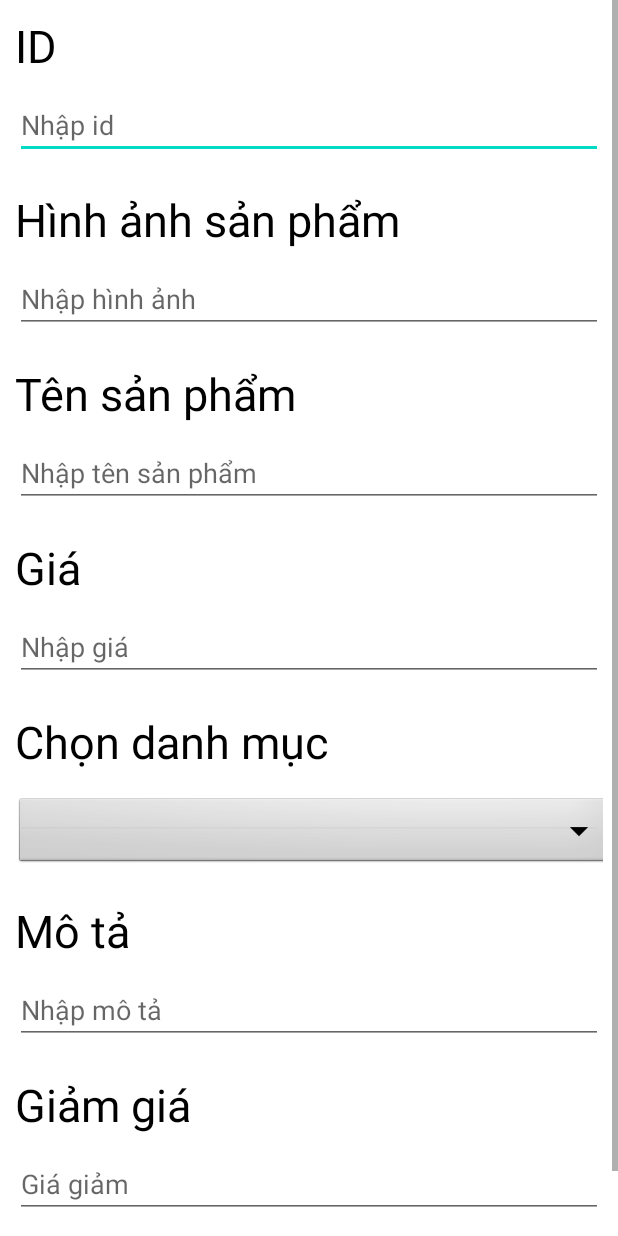
After one commit to phattq21it/DoAnCoSo3, an Android app: the layout fragment_edit_product.xml on its own in the app's theme, with its tools: preview values and no code run, on a phone screen of 412 x 824 dp. The commit adds this screen. Run offline under Robolectric (Android 15) with nearby library versions, the phone set to English and light mode, and no system bars.

Commit message:
Chức năng sửa sản phẩm chưa thành công

```diff
--- a/adminapp/src/main/java/com/example/adminapp/Adapter/ManageItemAdapter.java
+++ b/adminapp/src/main/java/com/example/adminapp/Adapter/ManageItemAdapter.java
@@ -13,9 +13,17 @@ import android.widget.TextView;
 import android.widget.Toast;
 
 import androidx.annotation.NonNull;
+import androidx.appcompat.app.AppCompatActivity;
+import androidx.fragment.app.Fragment;
+import androidx.fragment.app.FragmentManager;
+import androidx.fragment.app.FragmentTransaction;
 import androidx.recyclerview.widget.RecyclerView;
 
+import com.example.adminapp.AdminActivity;
 import com.example.adminapp.R;
+import com.example.adminapp.fragment.DetailsFragment;
+import com.example.adminapp.fragment.EditProductFragment;
+import com.example.adminapp.fragment.ManageItemFragment;
 import com.example.adminapp.model.Drink;
 import com.google.firebase.database.DataSnapshot;
 import com.google.firebase.database.DatabaseError;
@@ -23,6 +31,8 @@ import com.google.firebase.database.DatabaseReference;
 import com.google.firebase.database.FirebaseDatabase;
 import com.google.firebase.database.Query;
 import com.google.firebase.database.ValueEventListener;
+
+import org.checkerframework.checker.units.qual.A;
 
 import java.util.ArrayList;
 
@@ -109,6 +119,17 @@ public class ManageItemAdapter extends RecyclerView.Adapter<ManageItemAdapter.Ho
 
             }
         });
+        holder.imgEdit.setOnClickListener(new View.OnClickListener() {
+            @Override
+            public void onClick(View v) {
+                AppCompatActivity activity = (AppCompatActivity) v.getContext();
+                activity.getSupportFragmentManager().beginTransaction()
+//                        .replace(R.id.framlayoutman, new EditProductFragment(holder.txtDrink.getText().toString()))
+                        .replace(R.id.framlayoutman, new EditProductFragment())
+                        .addToBackStack(null).commit();
+
+            }
+        });
     }
 
     @Override
@@ -145,6 +166,7 @@ public class ManageItemAdapter extends RecyclerView.Adapter<ManageItemAdapter.Ho
         ImageView imgEdit,imgDelete;
         Button btnAddItem;
         RecyclerView recyclerView;
+
         public Holder(@NonNull View itemView) {
             super(itemView);
             btnAddItem= itemView.findViewById(R.id.btnAddItem);
@@ -155,4 +177,5 @@ public class ManageItemAdapter extends RecyclerView.Adapter<ManageItemAdapter.Ho
 
         }
     }
+
 }
--- a/adminapp/src/main/java/com/example/adminapp/AdminActivity.java
+++ b/adminapp/src/main/java/com/example/adminapp/AdminActivity.java
@@ -17,7 +17,7 @@ import com.example.adminapp.fragment.ManagerFragment;
 import com.example.adminapp.fragment.CategoriesFragment;
 import com.example.adminapp.fragment.HomeFragMent;
 
-public class AdminActivity extends AppCompatActivity {
+public class    AdminActivity extends AppCompatActivity {
 
 
     FrameLayout frameLayout;
--- a/adminapp/src/main/java/com/example/adminapp/fragment/ManageItemFragment.java
+++ b/adminapp/src/main/java/com/example/adminapp/fragment/ManageItemFragment.java
@@ -5,6 +5,8 @@ import android.os.Bundle;
 
 import androidx.annotation.NonNull;
 import androidx.fragment.app.Fragment;
+import androidx.fragment.app.FragmentManager;
+import androidx.fragment.app.FragmentTransaction;
 import androidx.recyclerview.widget.LinearLayoutManager;
 import androidx.recyclerview.widget.RecyclerView;
 
@@ -17,6 +19,7 @@ import android.widget.Toast;
 
 import com.example.adminapp.Adapter.ManageItemAdapter;
 import com.example.adminapp.Adapter.ManagerUserAdapter;
+import com.example.adminapp.AdminActivity;
 import com.example.adminapp.R;
 import com.example.adminapp.model.Drink;
 import com.example.adminapp.model.User;
@@ -34,10 +37,13 @@ import java.util.ArrayList;
  * create an instance of this fragment.
  */
 public class ManageItemFragment extends Fragment {
+    AdminActivity adminActivity= (AdminActivity) getActivity();
+
     DatabaseReference database;
     RecyclerView rcv;
     ManageItemAdapter manageItemAdapter;
     ArrayList<Drink> drinkArrayList;
+    ImageView btnEditProduct;
 
 
     // TODO: Rename parameter arguments, choose names that match
@@ -88,11 +94,14 @@ public class ManageItemFragment extends Fragment {
         View view = inflater.inflate(R.layout.fragment_manage_item, container, false);
         View view2 = inflater.inflate(R.layout.item_user_manager, container, false);
         rcv=view.findViewById(R.id.rcvitem);
+
         database= FirebaseDatabase.getInstance().getReference("Item");
         rcv.setLayoutManager(new LinearLayoutManager(getContext()));
         drinkArrayList= new ArrayList<>();
         manageItemAdapter = new ManageItemAdapter(getContext(),drinkArrayList);
         rcv.setAdapter(manageItemAdapter);
+
+
         database.addValueEventListener(new ValueEventListener() {
             @SuppressLint("NotifyDataSetChanged")
             @Override
@@ -115,4 +124,6 @@ public class ManageItemFragment extends Fragment {
 
         return view;
     }
+
+
 }
--- a/adminapp/src/main/java/com/example/adminapp/fragment/ManagerFragment.java
+++ b/adminapp/src/main/java/com/example/adminapp/fragment/ManagerFragment.java
@@ -1,5 +1,7 @@
 package com.example.adminapp.fragment;
 
+import android.annotation.SuppressLint;
+import android.content.Intent;
 import android.media.Image;
 import android.os.Bundle;
 import android.view.LayoutInflater;
@@ -19,12 +21,12 @@ import com.example.adminapp.R;
 
 public class ManagerFragment extends Fragment {
     AdminActivity adminActivity= (AdminActivity) getActivity();
-    ImageView viewUser,viewItem,viewCategories,addUser,addItem,addCategories;
+    ImageView viewUser,viewItem,viewCategories,addUser,addItem,addCategories,editItem;
+    @SuppressLint("MissingInflatedId")
     @Nullable
     @Override
     public View onCreateView(@NonNull LayoutInflater inflater, @Nullable ViewGroup container, @Nullable Bundle savedInstanceState) {
         View view=  inflater.inflate(R.layout.fragment_manage,container,false);
-
         viewUser=view.findViewById(R.id.imgviewuser);
         viewItem= view.findViewById(R.id.imgviewproduct);
         viewCategories= view.findViewById(R.id.imgviewcategories);
@@ -32,6 +34,7 @@ public class ManagerFragment extends Fragment {
         addUser= view.findViewById(R.id.imgadduser);
         addItem= view.findViewById(R.id.imgaddproduct);
         addCategories= view.findViewById(R.id.imgaddcategories);
+        editItem = view.findViewById(R.id.edituser);
         //them user
         addUser.setOnClickListener(new View.OnClickListener() {
             @Override
@@ -73,6 +76,8 @@ public class ManagerFragment extends Fragment {
 
             }
         });
+
+
         return view;
     }
     private void replaceFragment(Fragment fragment) {
--- /dev/null
+++ b/adminapp/src/main/res/layout/fragment_edit_product.xml
@@ -0,0 +1,164 @@
+<?xml version="1.0" encoding="utf-8"?>
+<ScrollView xmlns:android="http://schemas.android.com/apk/res/android"
+    android:layout_width="match_parent"
+    android:layout_height="match_parent">
+    <LinearLayout
+        android:layout_width="match_parent"
+        android:layout_height="match_parent"
+        android:orientation="vertical">
+        <LinearLayout
+            android:layout_width="match_parent"
+            android:layout_height="wrap_content"
+            android:orientation="vertical"
+            android:padding="10dp">
+            <TextView
+                android:layout_marginBottom="10dp"
+                android:layout_width="match_parent"
+                android:layout_height="wrap_content"
+                android:text="ID"
+                android:textColor="@color/black"
+                android:textSize="30sp"/>
+            <EditText
+                android:id="@+id/edtIdItem"
+                android:layout_width="match_parent"
+                android:layout_height="wrap_content"
+                android:hint="Nhập id"/>
+        </LinearLayout>
+        <LinearLayout
+            android:layout_width="match_parent"
+            android:layout_height="wrap_content"
+            android:orientation="vertical"
+            android:padding="10dp">
+            <TextView
+                android:layout_marginBottom="10dp"
+                android:layout_width="match_parent"
+                android:layout_height="wrap_content"
+                android:text="Hình ảnh sản phẩm"
+                android:textColor="@color/black"
+                android:textSize="30sp"/>
+            <EditText
+                android:id="@+id/edtImageItem"
+                android:layout_width="match_parent"
+                android:layout_height="wrap_content"
+                android:hint="Nhập hình ảnh"/>
+        </LinearLayout> <LinearLayout
+        android:layout_width="match_parent"
+        android:layout_height="wrap_content"
+        android:orientation="vertical"
+        android:padding="10dp">
+        <TextView
+            android:layout_marginBottom="10dp"
+            android:layout_width="match_parent"
+            android:layout_height="wrap_content"
+            android:text="Tên sản phẩm"
+            android:textColor="@color/black"
+            android:textSize="30sp"/>
+        <EditText
+            android:id="@+id/edtNameItem"
+            android:layout_width="match_parent"
+            android:layout_height="wrap_content"
+            android:hint="Nhập tên sản phẩm"/>
+    </LinearLayout>
+        <LinearLayout
+            android:layout_width="match_parent"
+            android:layout_height="wrap_content"
+            android:orientation="vertical"
+            android:padding="10dp">
+            <TextView
+                android:layout_marginBottom="10dp"
+                android:layout_width="match_parent"
+                android:layout_height="wrap_content"
+                android:text="Giá"
+                android:textColor="@color/black"
+                android:textSize="30sp"/>
+            <EditText
+                android:id="@+id/edtPriceItem"
+                android:layout_width="match_parent"
+                android:layout_height="wrap_content"
+                android:hint="Nhập giá"/>
+        </LinearLayout>
+        <LinearLayout
+            android:layout_width="match_parent"
+            android:layout_height="wrap_content"
+            android:orientation="vertical"
+            android:padding="10dp">
+            <TextView
+
+                android:layout_width="wrap_content"
+                android:layout_height="wrap_content"
+                android:text="Chọn danh mục"
+                android:textColor="@color/black"
+                android:textSize="30sp"
+                android:id="@+id/tvCategory"
+
+                />
+
+            <EditText
+                android:id="@+id/edtTypeItem"
+                android:layout_width="match_parent"
+                android:layout_height="wrap_content"
+                />
+            <Spinner
+                android:layout_width="400dp"
+                android:layout_height="50dp"
+                android:id="@+id/spinercategories"
+                android:spinnerMode="dialog"
+                android:background="@android:drawable/btn_dropdown"
+                android:layout_marginTop="-30dp"
+                >
+
+            </Spinner>
+        </LinearLayout>
+        <LinearLayout
+            android:layout_width="match_parent"
+            android:layout_height="wrap_content"
+            android:orientation="vertical"
+            android:padding="10dp">
+            <TextView
+                android:layout_marginBottom="10dp"
+                android:layout_width="match_parent"
+                android:layout_height="wrap_content"
+                android:text="Mô tả"
+                android:textColor="@color/black"
+                android:textSize="30sp"/>
+            <EditText
+                android:id="@+id/edtDescriptionItem"
+                android:layout_width="match_parent"
+                android:layout_height="wrap_content"
+                android:hint="Nhập mô tả"/>
+        </LinearLayout>
+        <LinearLayout
+            android:layout_width="match_parent"
+            android:layout_height="wrap_content"
+            android:orientation="vertical"
+            android:padding="10dp">
+            <TextView
+                android:layout_marginBottom="10dp"
+                android:layout_width="match_parent"
+                android:layout_height="wrap_content"
+                android:text="Giảm giá"
+                android:textColor="@color/black"
+                android:textSize="30sp"/>
+            <EditText
+                android:id="@+id/edtDiscountItem"
+                android:layout_width="match_parent"
+                android:layout_height="wrap_content"
+                android:hint="Giá giảm"/>
+        </LinearLayout>
+        <Button
+            android:id="@+id/btnAddItem"
+            android:layout_width="match_parent"
+            android:layout_height="wrap_content"
+            android:text="Cập nhật sản phẩm"
+            android:textSize="20sp"/>
+        <Button
+            android:layout_width="match_parent"
+            android:layout_height="wrap_content"
+            android:text="Sửa"
+            android:textSize="20sp"
+            android:visibility="gone"/>
+    </LinearLayout>
+
+
+
+</ScrollView>
--- a/app/src/main/java/com/example/myapplication/Adapter/CartItemAdapter.java
+++ b/app/src/main/java/com/example/myapplication/Adapter/CartItemAdapter.java
@@ -46,6 +46,7 @@ public class CartItemAdapter extends RecyclerView.Adapter<CartItemAdapter.Holder
         holder.quantityItem.setText(order.getQuantity());
     }
 
+
     @Override
     public int getItemCount() {
         return list.size();
--- a/app/src/main/java/com/example/myapplication/DatabaseHelper/DbHelper.java
+++ b/app/src/main/java/com/example/myapplication/DatabaseHelper/DbHelper.java
@@ -9,6 +9,7 @@ import android.database.sqlite.SQLiteOpenHelper;
 
 import androidx.annotation.Nullable;
 
+import com.example.myapplication.Common.Common;
 import com.example.myapplication.model.Order;
 
 import java.util.ArrayList;
@@ -23,6 +24,7 @@ public class DbHelper extends SQLiteOpenHelper
     private static final String COL3="Quantity";
     private static final String COL4="Price";
     private static final String COL5="Discount";
+    private static final String COL6="Phone";
 
     public DbHelper(@Nullable Context context) {
         super(context, DBName, null, 2);
@@ -32,11 +34,12 @@ public class DbHelper extends SQLiteOpenHelper
     public void onCreate(SQLiteDatabase db) {
 
         db.execSQL("create table "+TableName+" ("+COL1+" integer primary key autoincrement,"
-                +COL2+" text, "+COL3+" text, "+COL4+" text, "+COL5+" text)");
+                +COL2+" text, "+COL3+" text, "+COL4+" text, "+COL5+" text, "+COL6+" text)");
     }
 
     @Override
     public void onUpgrade(SQLiteDatabase db, int oldVersion, int newVersion) {
+//        db.execSQL("ALTER TABLE " + TableName + " ADD COLUMN " + COL6 + " TEXT");
         db.execSQL("drop table if exists "+TableName);
         onCreate(db);
     }
@@ -64,6 +67,7 @@ public class DbHelper extends SQLiteOpenHelper
             values.put(COL2, name);
             values.put(COL3, quantity);
             values.put(COL4, order.getPrice());
+            values.put(COL6, Common.currentUser.getPhone());
 
             sqLiteDatabase.insert(TableName, null, values);
         }
@@ -92,7 +96,12 @@ public class DbHelper extends SQLiteOpenHelper
     public List<Order> getAllOrder(){
         SQLiteDatabase db=this.getReadableDatabase();
         List<Order> list= new ArrayList<>();
+        String phoneIDcurrent = Common.currentUser.getPhone();
+
         String selectQuery = "SELECT  * FROM " + TableName;
+
+//        String selectQuery = "SELECT ProductId, ProductName, Quantity, Price, Discount FROM " + TableName + " WHERE Phone = '" + phoneIDcurrent + "'";
+
         Cursor c = db.rawQuery(selectQuery, null);
         if (c != null) {
             c.moveToFirst();
```
